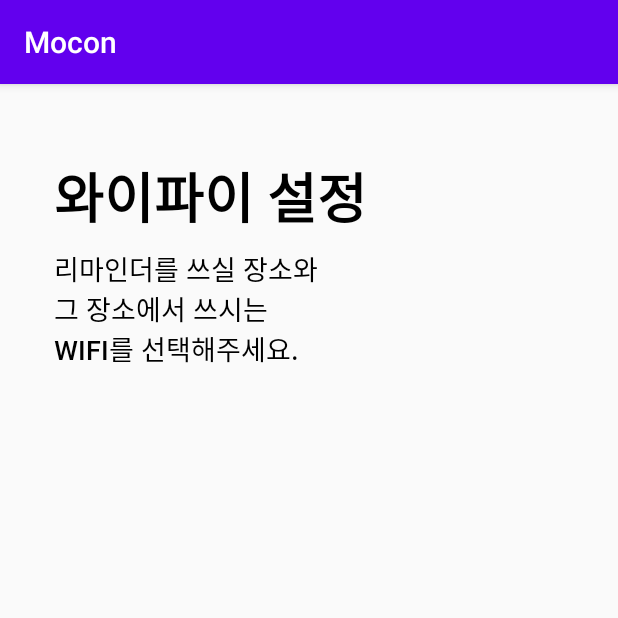
After one commit to HeeSungUm/Mocon, an Android app: the WifiSetting screen opened directly, with no data from a screen before it, on a phone screen of 412 x 824 dp, the top half of it. The commit adds this screen. Run offline under Robolectric (Android 15) with nearby library versions, the phone set to English and light mode, and no system bars.

Commit message:
WifiSetting adding

```diff
--- a/app/src/main/AndroidManifest.xml
+++ b/app/src/main/AndroidManifest.xml
@@ -9,6 +9,7 @@
         android:roundIcon="@mipmap/ic_launcher_round"
         android:supportsRtl="true"
         android:theme="@style/AppTheme">
+        <activity android:name=".WifiSetting"></activity>
         <activity
             android:name=".MainActivity"
             android:label="@string/app_name">
--- /dev/null
+++ b/app/src/main/java/com/appplepie/mocon/WifiSetting.java
@@ -0,0 +1,14 @@
+package com.appplepie.mocon;
+
+import androidx.appcompat.app.AppCompatActivity;
+
+import android.os.Bundle;
+
+public class WifiSetting extends AppCompatActivity {
+
+    @Override
+    protected void onCreate(Bundle savedInstanceState) {
+        super.onCreate(savedInstanceState);
+        setContentView(R.layout.activity_wifi_setting);
+    }
+}
--- /dev/null
+++ b/app/src/main/res/layout/activity_wifi_setting.xml
@@ -0,0 +1,43 @@
+<?xml version="1.0" encoding="utf-8"?>
+<androidx.constraintlayout.widget.ConstraintLayout xmlns:android="http://schemas.android.com/apk/res/android"
+    xmlns:app="http://schemas.android.com/apk/res-auto"
+    xmlns:tools="http://schemas.android.com/tools"
+    android:layout_width="match_parent"
+    android:layout_height="match_parent"
+    tools:context=".WifiSetting">
+    <TextView
+        android:layout_width="wrap_content"
+        android:layout_height="wrap_content"
+        android:text="와이파이 설정"
+        android:textSize="36sp"
+        android:textColor="#000"
+        app:layout_constraintTop_toTopOf="parent"
+        app:layout_constraintLeft_toLeftOf="parent"
+        android:layout_marginTop="48dp"
+        android:layout_marginLeft="36dp"
+        android:id="@+id/wifiSettingHeading"
+        android:fontFamily="@font/roboto_bold"/>
+    <TextView
+        android:layout_width="wrap_content"
+        android:layout_height="wrap_content"
+        android:text="리마인더를 쓰실 장소와\n그 장소에서 쓰시는\nWIFI를 선택해주세요."
+        android:textColor="#000"
+        app:layout_constraintTop_toBottomOf="@id/wifiSettingHeading"
+        app:layout_constraintLeft_toLeftOf="@id/wifiSettingHeading"
+        android:layout_marginTop="8dp"
+        android:textSize="18sp"
+        android:id="@+id/wifiSettingHeading2"
+        android:fontFamily="@font/roboto_medium"/>
+    <ScrollView
+        android:layout_width="match_parent"
+        android:layout_height="wrap_content"
+        app:layout_constraintTop_toBottomOf="@id/wifiSettingHeading2">
+        <androidx.recyclerview.widget.RecyclerView
+            android:layout_width="match_parent"
+            android:layout_height="wrap_content"
+            android:id="@+id/wifiSettingRecyclerView"
+            android:layout_marginTop="16dp"/>
+    </ScrollView>
+
+
+</androidx.constraintlayout.widget.ConstraintLayout>
--- /dev/null
+++ b/app/src/main/res/layout/wifi_setting_item.xml
@@ -0,0 +1,6 @@
+<?xml version="1.0" encoding="utf-8"?>
+<androidx.constraintlayout.widget.ConstraintLayout
+    xmlns:android="http://schemas.android.com/apk/res/android" android:layout_width="match_parent"
+    android:layout_height="match_parent">
+
+</androidx.constraintlayout.widget.ConstraintLayout>
```
Also changed, not shown: app/src/main/java/com/appplepie/mocon/CalendarRemainderRecyclerAdapter.java (added, +32 -0 lines), app/src/main/java/com/appplepie/mocon/ui/calendar/CalendarFragment.java (+8 -8 lines), app/src/main/res/font/font.xml (deleted, +0 -7 lines), app/src/main/res/layout/calender_reminder_item.xml (added, +38 -0 lines), app/src/main/res/layout/fragment_calendar.xml (+17 -1 lines), app/src/main/res/font/roboto_bold.ttf (added).
